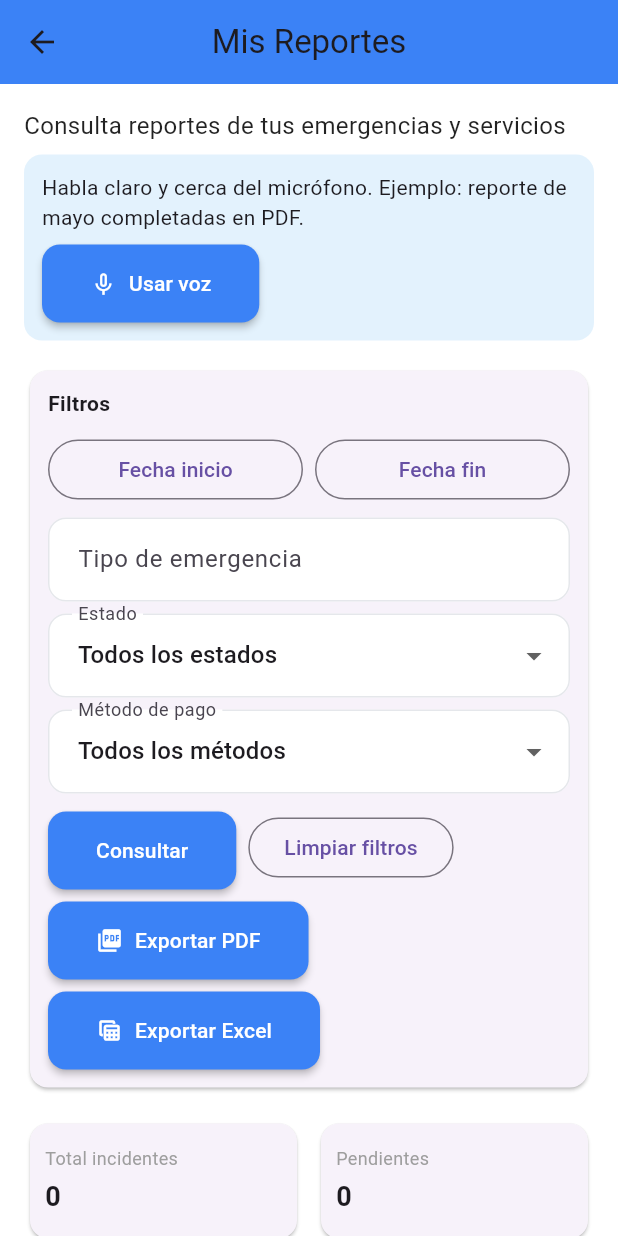
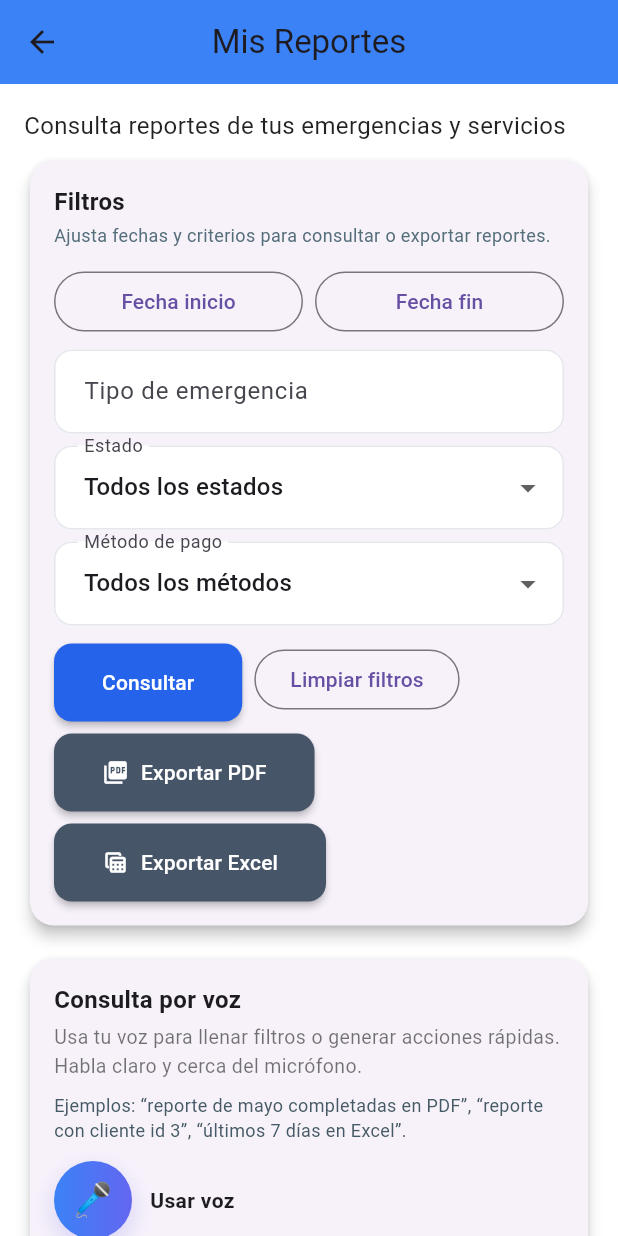
Before and after one commit to Stefy127/AUTOGO, a Flutter app: the ClientReportsScreen screen opened by its route, on a phone screen of 412 x 824 dp. Run offline on Flutter 3.47's test engine with Material 3 defaults, Android fonts, the phone set to English and light mode, and no system bars; our stand-ins replace connectivity_plus, flutter_local_notifications, geolocator, image_picker, qr_flutter, shared_preferences and 1 more; missing offline and left inert: dart:html, record; accounts and stored records are empty.

Commit message:
feat: fase 6 CU27 (TERMINADO)

```diff
--- a/movile_front/lib/screens/client_reports_screen.dart
+++ b/movile_front/lib/screens/client_reports_screen.dart
@@ -312,6 +312,7 @@ class _ClientReportsScreenState extends State<ClientReportsScreen> {
 
   @override
   Widget build(BuildContext context) {
+    final theme = Theme.of(context);
     return Scaffold(
       appBar: AppBar(title: const Text('Mis Reportes')),
       body: SafeArea(
@@ -325,41 +326,9 @@ class _ClientReportsScreenState extends State<ClientReportsScreen> {
                 style: TextStyle(fontSize: 16, color: Colors.black87),
               ),
               const SizedBox(height: 8),
-              Container(
-                padding: const EdgeInsets.all(12),
-                decoration: BoxDecoration(
-                  color: Colors.blue.shade50,
-                  borderRadius: BorderRadius.circular(12),
-                ),
-                child: Column(
-                  crossAxisAlignment: CrossAxisAlignment.start,
-                  children: [
-                    const Text('Habla claro y cerca del micrófono. Ejemplo: reporte de mayo completadas en PDF.'),
-                    const SizedBox(height: 8),
-                    ElevatedButton.icon(
-                      onPressed: (_isListening || _isProcessingVoice) ? null : _startVoiceInput,
-                      icon: Icon(_isListening ? Icons.mic : Icons.keyboard_voice_outlined),
-                      label: Text(
-                        _isListening
-                            ? 'Escuchando...'
-                            : (_isProcessingVoice ? 'Procesando comando...' : 'Usar voz'),
-                      ),
-                    ),
-                    if (_recognizedText.isNotEmpty) ...[
-                      const SizedBox(height: 8),
-                      Text('Comando reconocido: "$_recognizedText"'),
-                    ],
-                    if (_voiceWarnings.isNotEmpty) ...[
-                      const SizedBox(height: 8),
-                      ..._voiceWarnings.map(
-                        (w) => Text('• $w', style: const TextStyle(color: Colors.orange)),
-                      ),
-                    ],
-                  ],
-                ),
-              ),
-              const SizedBox(height: 16),
               _buildFiltersCard(),
+              const SizedBox(height: 14),
+              _buildVoiceCard(theme),
               if (_error != null) ...[
                 const SizedBox(height: 12),
                 Text(_error!, style: const TextStyle(color: Colors.red)),
@@ -382,13 +351,17 @@ class _ClientReportsScreenState extends State<ClientReportsScreen> {
   Widget _buildFiltersCard() {
     final formatter = DateFormat('yyyy-MM-dd');
     return Card(
+      elevation: 4,
+      shape: RoundedRectangleBorder(borderRadius: BorderRadius.circular(16)),
       child: Padding(
-        padding: const EdgeInsets.all(12),
+        padding: const EdgeInsets.all(16),
         child: Column(
           crossAxisAlignment: CrossAxisAlignment.start,
           children: [
-            const Text('Filtros', style: TextStyle(fontWeight: FontWeight.bold)),
-            const SizedBox(height: 10),
+            const Text('Filtros', style: TextStyle(fontWeight: FontWeight.bold, fontSize: 16)),
+            const SizedBox(height: 2),
+            Text('Ajusta fechas y criterios para consultar o exportar reportes.', style: TextStyle(color: Colors.blueGrey.shade600, fontSize: 12)),
+            const SizedBox(height: 12),
             Row(
               children: [
                 Expanded(
@@ -444,14 +417,20 @@ class _ClientReportsScreenState extends State<ClientReportsScreen> {
               spacing: 8,
               runSpacing: 8,
               children: [
-                ElevatedButton(onPressed: _loading ? null : _queryReports, child: const Text('Consultar')),
+                ElevatedButton(
+                  style: ElevatedButton.styleFrom(backgroundColor: const Color(0xFF2563EB), foregroundColor: Colors.white),
+                  onPressed: _loading ? null : _queryReports,
+                  child: const Text('Consultar'),
+                ),
                 OutlinedButton(onPressed: _clearFilters, child: const Text('Limpiar filtros')),
                 ElevatedButton.icon(
+                  style: ElevatedButton.styleFrom(backgroundColor: const Color(0xFF475569), foregroundColor: Colors.white),
                   onPressed: _exportingPdf ? null : _exportPdf,
                   icon: const Icon(Icons.picture_as_pdf),
                   label: Text(_exportingPdf ? 'Exportando...' : 'Exportar PDF'),
                 ),
                 ElevatedButton.icon(
+                  style: ElevatedButton.styleFrom(backgroundColor: const Color(0xFF475569), foregroundColor: Colors.white),
                   onPressed: _exportingExcel ? null : _exportExcel,
                   icon: const Icon(Icons.table_view),
                   label: Text(_exportingExcel ? 'Exportando...' : 'Exportar Excel'),
@@ -464,16 +443,80 @@ class _ClientReportsScreenState extends State<ClientReportsScreen> {
     );
   }
 
+  Widget _buildVoiceCard(ThemeData theme) {
+    return Card(
+      elevation: 4,
+      shape: RoundedRectangleBorder(borderRadius: BorderRadius.circular(16)),
+      child: Padding(
+        padding: const EdgeInsets.all(16),
+        child: Column(
+          crossAxisAlignment: CrossAxisAlignment.start,
+          children: [
+            const Text('Consulta por voz', style: TextStyle(fontWeight: FontWeight.bold, fontSize: 16)),
+            const SizedBox(height: 4),
+            const Text(
+              'Usa tu voz para llenar filtros o generar acciones rápidas. Habla claro y cerca del micrófono.',
+              style: TextStyle(fontSize: 13, color: Colors.black54),
+            ),
+            const SizedBox(height: 8),
+            Text(
+              'Ejemplos: “reporte de mayo completadas en PDF”, “reporte con cliente id 3”, “últimos 7 días en Excel”.',
+              style: TextStyle(fontSize: 12, color: Colors.blueGrey.shade700),
+            ),
+            const SizedBox(height: 12),
+            Row(
+              children: [
+                InkWell(
+                  borderRadius: BorderRadius.circular(28),
+                  onTap: (_isListening || _isProcessingVoice) ? null : _startVoiceInput,
+                  child: Ink(
+                    width: 52,
+                    height: 52,
+                    decoration: BoxDecoration(
+                      shape: BoxShape.circle,
+                      gradient: LinearGradient(
+                        colors: _isListening
+                            ? [const Color(0xFFEF4444), const Color(0xFFF97316)]
+                            : [const Color(0xFF3B82F6), const Color(0xFF6366F1)],
+                      ),
+                      boxShadow: const [BoxShadow(color: Color(0x334F46E5), blurRadius: 14, offset: Offset(0, 6))],
+                    ),
+                    child: const Center(child: Text('🎤', style: TextStyle(fontSize: 22))),
+                  ),
+                ),
+                const SizedBox(width: 12),
+                Expanded(
+                  child: Text(
+                    _isListening ? 'Escuchando...' : (_isProcessingVoice ? 'Procesando comando...' : 'Usar voz'),
+                    style: const TextStyle(fontWeight: FontWeight.w600),
+                  ),
+                ),
+              ],
+            ),
+            if (_recognizedText.isNotEmpty) ...[
+              const SizedBox(height: 10),
+              Text('Comando reconocido: "$_recognizedText"'),
+            ],
+            if (_voiceWarnings.isNotEmpty) ...[
+              const SizedBox(height: 8),
+              ..._voiceWarnings.map((w) => Text('• $w', style: const TextStyle(color: Colors.orange))),
+            ],
+          ],
+        ),
+      ),
+    );
+  }
+
   Widget _buildKpis() {
-    final kpis = <MapEntry<String, String>>[
-      MapEntry('Total incidentes', _summary.totalIncidents.toString()),
-      MapEntry('Pendientes', _summary.pending.toString()),
-      MapEntry('En progreso', _summary.inProgress.toString()),
-      MapEntry('Completados', _summary.completed.toString()),
-      MapEntry('Cancelados', _summary.cancelled.toString()),
-      MapEntry('Monto total', _summary.totalAmount.toStringAsFixed(2)),
-      MapEntry('Pagos realizados', _summary.totalPaid.toString()),
-      MapEntry('Pagos pendientes', _summary.totalUnpaid.toString()),
+    final kpis = <Map<String, dynamic>>[
+      {'label': 'Total incidentes', 'value': _summary.totalIncidents.toString(), 'colorA': const Color(0xFFDBEAFE), 'colorB': const Color(0xFFBFDBFE)},
+      {'label': 'Pendientes', 'value': _summary.pending.toString(), 'colorA': const Color(0xFFFFEDD5), 'colorB': const Color(0xFFFED7AA)},
+      {'label': 'En progreso', 'value': _summary.inProgress.toString(), 'colorA': const Color(0xFFCFFAFE), 'colorB': const Color(0xFFA5F3FC)},
+      {'label': 'Completados', 'value': _summary.completed.toString(), 'colorA': const Color(0xFFDCFCE7), 'colorB': const Color(0xFFBBF7D0)},
+      {'label': 'Cancelados', 'value': _summary.cancelled.toString(), 'colorA': const Color(0xFFFEE2E2), 'colorB': const Color(0xFFFECACA)},
+      {'label': 'Monto total', 'value': _summary.totalAmount.toStringAsFixed(2), 'colorA': const Color(0xFFFEF9C3), 'colorB': const Color(0xFFFEF08A)},
+      {'label': 'Pagos realizados', 'value': _summary.totalPaid.toString(), 'colorA': const Color(0xFFEEF2FF), 'colorB': const Color(0xFFE0E7FF)},
+      {'label': 'Pagos pendientes', 'value': _summary.totalUnpaid.toString(), 'colorA': const Color(0xFFFAE8FF), 'colorB': const Color(0xFFF5D0FE)},
     ];
 
     return GridView.builder(
@@ -488,16 +531,21 @@ class _ClientReportsScreenState extends State<ClientReportsScreen> {
       ),
       itemBuilder: (context, index) {
         final item = kpis[index];
-        return Card(
+        return Container(
+          decoration: BoxDecoration(
+            gradient: LinearGradient(colors: [item['colorA'] as Color, item['colorB'] as Color]),
+            borderRadius: BorderRadius.circular(14),
+            boxShadow: const [BoxShadow(color: Color(0x220F172A), blurRadius: 10, offset: Offset(0, 4))],
+          ),
           child: Padding(
-            padding: const EdgeInsets.all(10),
+            padding: const EdgeInsets.all(12),
             child: Column(
               mainAxisAlignment: MainAxisAlignment.center,
               crossAxisAlignment: CrossAxisAlignment.start,
               children: [
-                Text(item.key, style: const TextStyle(fontSize: 12, color: Colors.grey)),
-                const SizedBox(height: 4),
-                Text(item.value, style: const TextStyle(fontSize: 18, fontWeight: FontWeight.bold)),
+                Text(item['label'] as String, style: const TextStyle(fontSize: 12, color: Color(0xFF334155), fontWeight: FontWeight.w600)),
+                const SizedBox(height: 5),
+                Text(item['value'] as String, style: const TextStyle(fontSize: 20, fontWeight: FontWeight.w800)),
               ],
             ),
           ),
@@ -520,23 +568,54 @@ class _ClientReportsScreenState extends State<ClientReportsScreen> {
       children: _items.map((item) {
         final vehicle = '${item.vehicleBrand ?? '-'} ${item.vehicleModel ?? '-'} (${item.vehiclePlate ?? '-'})';
         final dateText = item.createdAt != null ? DateFormat('dd/MM/yyyy HH:mm').format(item.createdAt!) : '-';
+        final statusColor = _statusColor(item.status);
         return Card(
           margin: const EdgeInsets.only(bottom: 10),
+          elevation: 3,
+          shape: RoundedRectangleBorder(borderRadius: BorderRadius.circular(14)),
           child: Padding(
             padding: const EdgeInsets.all(12),
             child: Column(
               crossAxisAlignment: CrossAxisAlignment.start,
               children: [
-                Text('Emergencia #${item.incidentId}', style: const TextStyle(fontWeight: FontWeight.bold)),
+                Row(
+                  children: [
+                    Text('Emergencia #${item.incidentId}', style: const TextStyle(fontWeight: FontWeight.bold)),
+                    const Spacer(),
+                    Container(
+                      padding: const EdgeInsets.symmetric(horizontal: 10, vertical: 4),
+                      decoration: BoxDecoration(color: statusColor.withOpacity(0.14), borderRadius: BorderRadius.circular(999)),
+                      child: Text(_statusLabel(item.status), style: TextStyle(color: statusColor, fontSize: 12, fontWeight: FontWeight.w700)),
+                    ),
+                  ],
+                ),
                 const SizedBox(height: 4),
                 Text('Fecha: $dateText'),
-                Text('Estado: ${_statusLabel(item.status)}'),
                 Text('Tipo: ${item.classification ?? 'Sin clasificar'}'),
                 Text('Vehículo: $vehicle'),
                 Text('Taller: ${item.workshopName ?? '-'}'),
                 Text('Monto: ${item.paymentAmount.toStringAsFixed(2)}'),
                 Text('Método de pago: ${_paymentMethodLabel(item.paymentMethod ?? '')}'),
-                Text('Pagado: ${item.paymentIsPaid ? 'Sí' : 'No'}'),
+                Row(
+                  children: [
+                    const Text('Pagado: '),
+                    Container(
+                      padding: const EdgeInsets.symmetric(horizontal: 8, vertical: 3),
+                      decoration: BoxDecoration(
+                        color: item.paymentIsPaid ? const Color(0xFFDCFCE7) : const Color(0xFFFEE2E2),
+                        borderRadius: BorderRadius.circular(999),
+                      ),
+                      child: Text(
+                        item.paymentIsPaid ? 'Sí' : 'No',
+                        style: TextStyle(
+                          color: item.paymentIsPaid ? const Color(0xFF166534) : const Color(0xFFB91C1C),
+                          fontWeight: FontWeight.w700,
+                          fontSize: 12,
+                        ),
+                      ),
+                    ),
+                  ],
+                ),
               ],
             ),
           ),
@@ -544,4 +623,25 @@ class _ClientReportsScreenState extends State<ClientReportsScreen> {
       }).toList(),
     );
   }
+
+  Color _statusColor(String status) {
+    switch (status) {
+      case 'pending':
+        return const Color(0xFFC2410C);
+      case 'waiting_offers':
+        return const Color(0xFFA16207);
+      case 'assigned':
+        return const Color(0xFF4338CA);
+      case 'accepted':
+        return const Color(0xFF7E22CE);
+      case 'in_progress':
+        return const Color(0xFF0E7490);
+      case 'completed':
+        return const Color(0xFF15803D);
+      case 'cancelled':
+        return const Color(0xFFB91C1C);
+      default:
+        return const Color(0xFF334155);
+    }
+  }
 }
```
Also changed, not shown: 3 other files.
